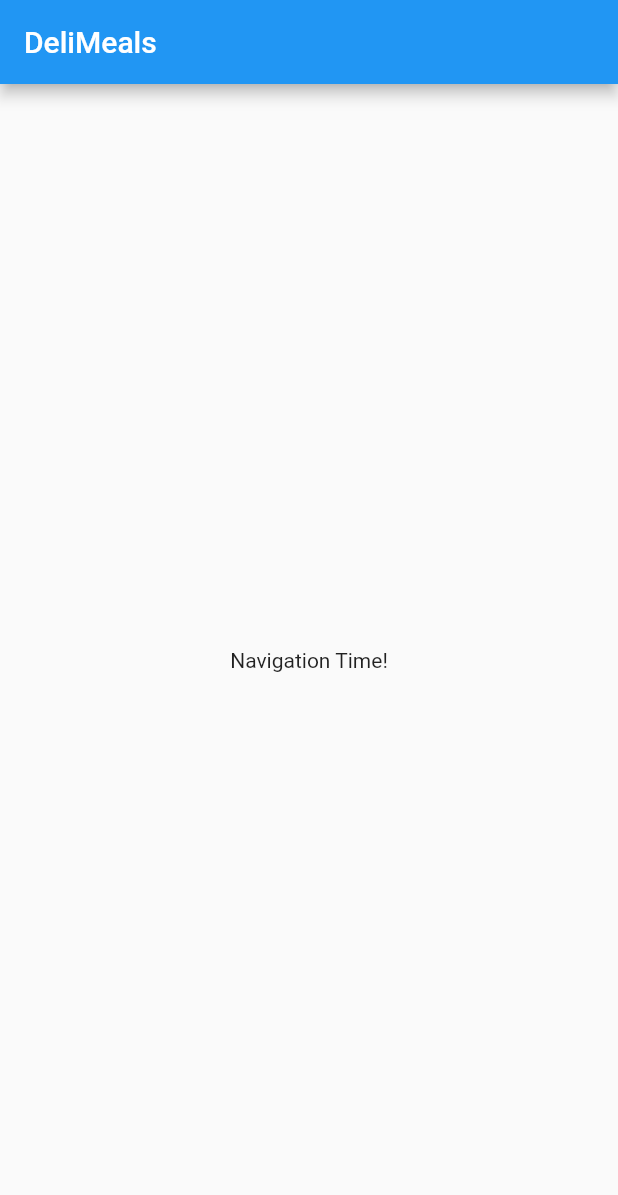
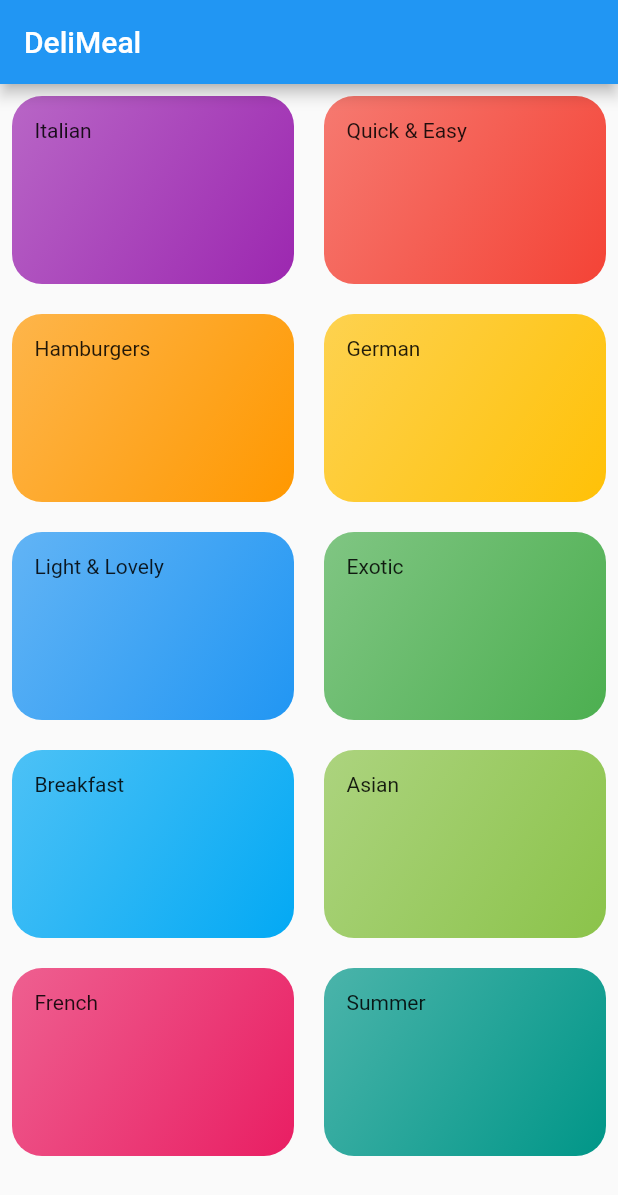
Before and after one commit to ibrahimbitar963/deli_meals, a Flutter app: the screen it shows after launch, on a phone screen of 412 x 824 dp. Shown: the top 1195 px of the screen. Run offline on Flutter 3.47's test engine with Material 2 defaults, Android fonts, the phone set to English and light mode, and no system bars.

```diff
--- /dev/null
+++ b/lib/categoris_screen.dart
@@ -0,0 +1,30 @@
+import 'package:deli_meals/category_item.dart';
+import 'package:deli_meals/dummy_data.dart';
+import 'package:flutter/material.dart';
+
+class CategoriesScreen extends StatelessWidget {
+
+  @override
+  Widget build(BuildContext context) {
+    return Scaffold(
+      appBar: AppBar(
+        title: Text('DeliMeal'),
+      ),
+      body:  Padding(
+        padding: const EdgeInsets.all(8.0),
+        child: GridView(
+
+          gridDelegate: SliverGridDelegateWithMaxCrossAxisExtent(
+            maxCrossAxisExtent: 300,
+            childAspectRatio: 1.5,
+            crossAxisSpacing: 20,
+            mainAxisSpacing: 20,
+          ),
+          children: DUMMY_CATEGORIES.map((ctx) =>
+          CategoryItem(ctx.color, ctx.title, ctx.id),
+          ).toList(),
+        ),
+      ) ,
+    );
+  }
+}
--- /dev/null
+++ b/lib/category_item.dart
@@ -0,0 +1,36 @@
+import 'package:deli_meals/models/category_meals_screen.dart';
+import 'package:flutter/material.dart';
+
+class CategoryItem extends StatelessWidget {
+   final String title;
+   final Color color;
+   final String id;
+  CategoryItem( this.color,  this.title,  this.id);
+  void selectCategory(BuildContext context){
+    Navigator.of(context).pushNamed(CategoryMealsScreen.routeNamed,
+    arguments:{'id':id,'title':title,} );
+  }
+  @override
+  Widget build(BuildContext context) {
+    return InkWell(
+      onTap: ()=> selectCategory(context),
+      splashColor: Colors.redAccent,
+      borderRadius: BorderRadius.circular(15),
+      child: Container(
+        padding: EdgeInsets.all(15),
+        child: Text(
+          title,
+        ),
+        decoration: BoxDecoration(
+          color: color,
+          gradient: LinearGradient(
+            colors: [color.withOpacity(0.7), color],
+            begin: Alignment.topLeft,
+            end: Alignment.bottomRight,
+          ),
+          borderRadius: BorderRadius.circular(20),
+        ),
+      ),
+    );
+  }
+}
--- /dev/null
+++ b/lib/dummy_data.dart
@@ -0,0 +1,58 @@
+import 'package:flutter/material.dart';
+
+import 'models/category.dart';
+
+
+
+const DUMMY_CATEGORIES = const [
+  Category(
+    id: 'c1',
+    title: 'Italian',
+    color: Colors.purple,
+  ),
+  Category(
+    id: 'c2',
+    title: 'Quick & Easy',
+    color: Colors.red,
+  ),
+  Category(
+    id: 'c3',
+    title: 'Hamburgers',
+    color: Colors.orange,
+  ),
+  Category(
+    id: 'c4',
+    title: 'German',
+    color: Colors.amber,
+  ),
+  Category(
+    id: 'c5',
+    title: 'Light & Lovely',
+    color: Colors.blue,
+  ),
+  Category(
+    id: 'c6',
+    title: 'Exotic',
+    color: Colors.green,
+  ),
+  Category(
+    id: 'c7',
+    title: 'Breakfast',
+    color: Colors.lightBlue,
+  ),
+  Category(
+    id: 'c8',
+    title: 'Asian',
+    color: Colors.lightGreen,
+  ),
+  Category(
+    id: 'c9',
+    title: 'French',
+    color: Colors.pink,
+  ),
+  Category(
+    id: 'c10',
+    title: 'Summer',
+    color: Colors.teal,
+  ),
+];
--- a/lib/main.dart
+++ b/lib/main.dart
@@ -1,3 +1,5 @@
+import 'package:deli_meals/categoris_screen.dart';
+import 'package:deli_meals/models/category_meals_screen.dart';
 import 'package:flutter/material.dart';
 
 void main() => runApp(MyApp());
@@ -6,11 +8,17 @@ class MyApp extends StatelessWidget {
   @override
   Widget build(BuildContext context) {
     return MaterialApp(
+      debugShowCheckedModeBanner: false,
+
       title: 'DeliMeals',
       theme: ThemeData(
         primarySwatch: Colors.blue,
       ),
-      home: MyHomePage(),
+      initialRoute: '/',
+      routes: {
+        '/':(context)=>CategoriesScreen(),
+        CategoryMealsScreen.routeNamed:(context)=> CategoryMealsScreen(),
+      },
     );
   }
 }
--- /dev/null
+++ b/lib/models/category.dart
@@ -0,0 +1,7 @@
+import 'package:flutter/material.dart';
+class  Category {
+   final String title;
+   final Color color;
+   final String id;
+ const Category({ this.color = Colors.orange,required this.title,required this.id});
+}
--- /dev/null
+++ b/lib/models/category_meals_screen.dart
@@ -0,0 +1,24 @@
+import 'package:flutter/material.dart';
+
+class CategoryMealsScreen  extends StatelessWidget {
+  static const routeNamed= '/categoriesmeals';
+
+
+  @override
+  Widget build(BuildContext context) {
+    final routeArgs =
+    ModalRoute.of(context)?.settings.arguments as Map<String, String>;
+    final categoryTitle = routeArgs['title'];
+    final categoryId = routeArgs['id'];
+    return Scaffold(
+      appBar: AppBar(
+        title: Text(categoryTitle! ),
+      ),
+      body: Center(
+        child: Text(
+            'The Recipes For The Category'
+            ),
+      ),
+    );
+  }
+}
```
